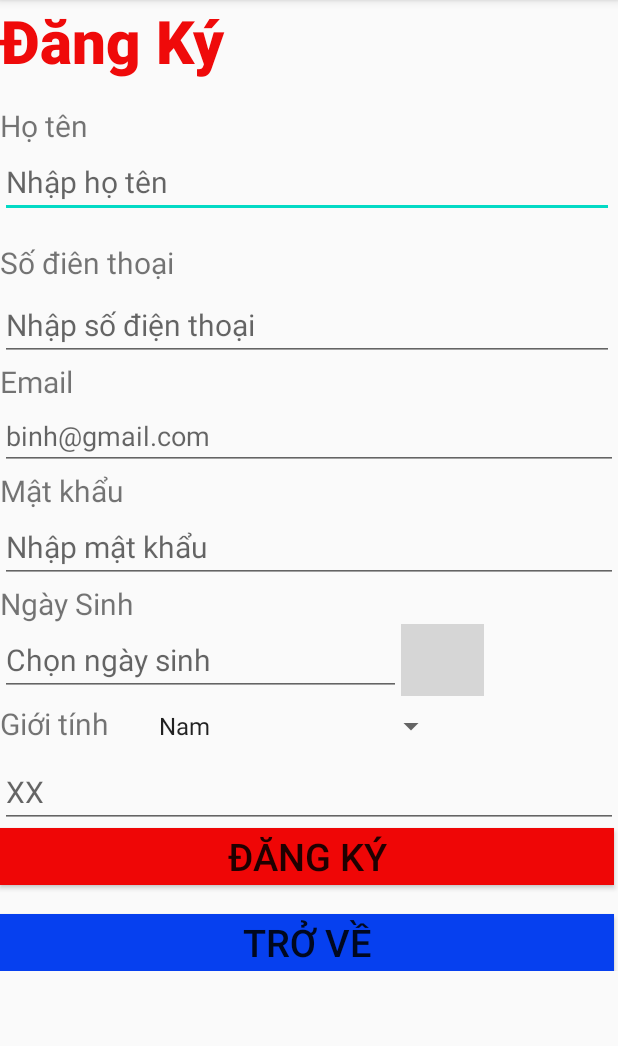
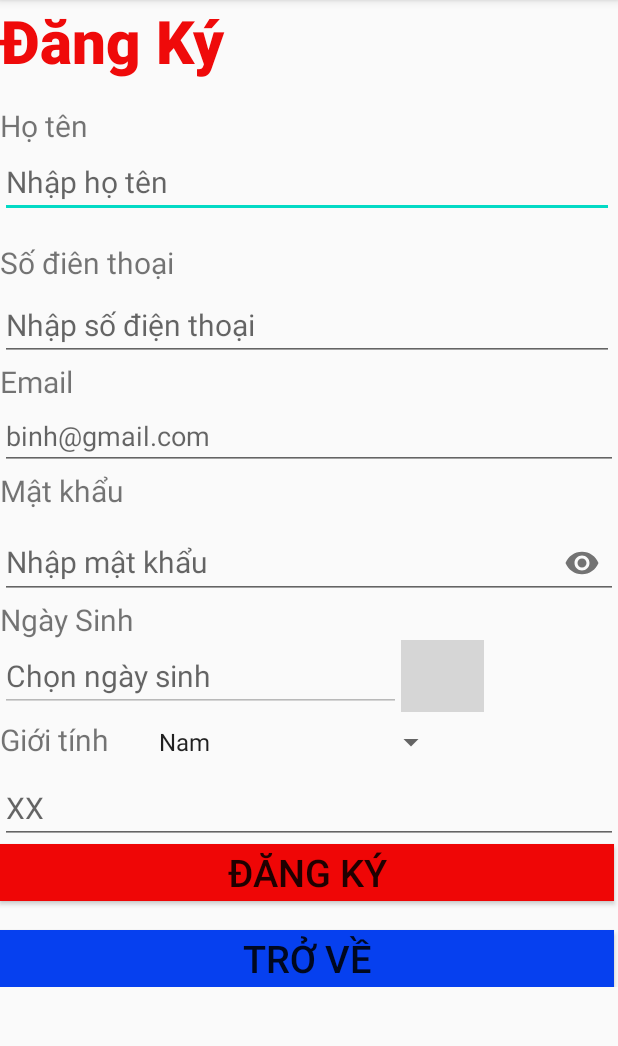
Before and after one commit to HuynhVanBinh-CDPM18C/0306181203_HuynhVanBinh_android, an Android app: the DangKi screen opened directly, with no data from a screen before it, on a phone screen of 412 x 824 dp, the part 84-1130 px from its top. Run offline under Robolectric (Android 15) with nearby library versions, the phone set to English and light mode, and no system bars; our stand-ins replace Volley; grey boxes are pictures that could not be loaded.

Commit message:
vanbinh 15/1 lan 2

```diff
--- a/android22/app/src/main/res/layout/activity_dang_ki.xml
+++ b/android22/app/src/main/res/layout/activity_dang_ki.xml
@@ -84,14 +84,22 @@ android:orientation="vertical"
                 android:text="Mật khẩu"
                 android:textSize="20sp" />
 
-            <EditText
-                android:id="@+id/matkhaus"
+            <android.support.design.widget.TextInputLayout
                 android:layout_width="match_parent"
-                android:layout_height="wrap_content"
-                android:ems="10"
-                android:hint="Nhập mật khẩu"
-                android:inputType="textPersonName|textPassword"
-                android:textSize="20sp" />
+                app:passwordToggleEnabled="true"
+                android:layout_height="wrap_content">
+
+                <android.support.design.widget.TextInputEditText
+                    android:id="@+id/matkhaus"
+                    android:layout_width="match_parent"
+                    android:layout_height="wrap_content"
+                    android:hint="Nhập mật khẩu"
+                    android:inputType="textPassword"
+                    android:maxLength="30"
+                    android:textSize="20sp" />
+
+            </android.support.design.widget.TextInputLayout>
+
 
             <TextView
                 android:id="@+id/textView18"
@@ -106,6 +114,7 @@ android:orientation="vertical"
 
                 <EditText
                     android:id="@+id/ngays"
+                    android:enabled="false"
                     android:layout_width="267dp"
                     android:layout_height="wrap_content"
                     android:ems="10"
--- a/android22/app/src/main/res/layout/activity_dangnhap.xml
+++ b/android22/app/src/main/res/layout/activity_dangnhap.xml
@@ -44,6 +44,8 @@
         app:layout_constraintStart_toStartOf="parent"
         app:layout_constraintTop_toBottomOf="@+id/editTextTextPersonName" />
 
+
+
     <Button
         android:id="@+id/button5"
         android:layout_width="409dp"
```
